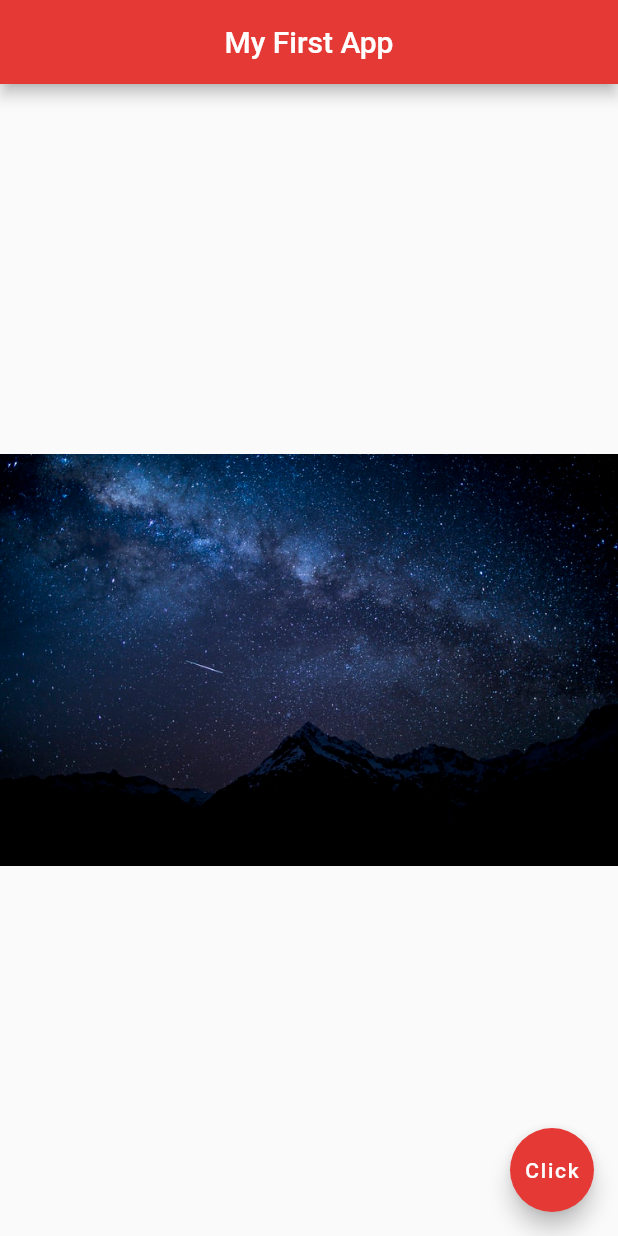
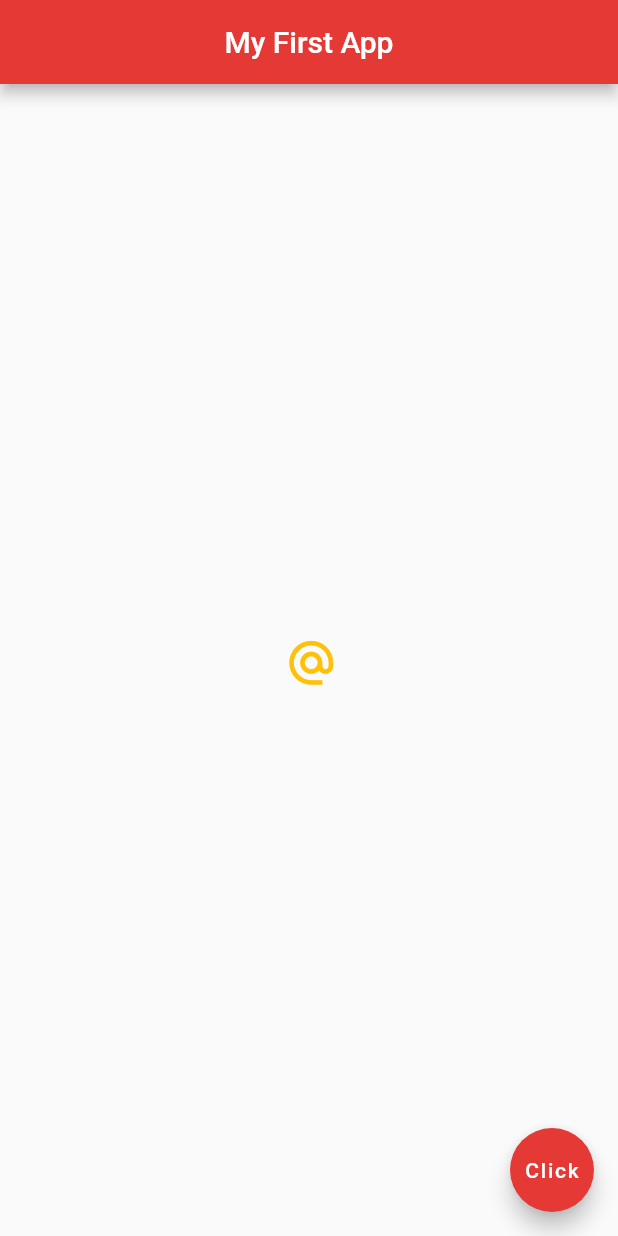
Before and after one commit to salahuddin-rakib/Flutter_Apps, a Flutter app: the screen it shows after launch, on a phone screen of 412 x 824 dp. Run offline on Flutter 3.47's test engine with Material 2 defaults, Android fonts, the phone set to English and light mode, and no system bars.

Commit message:
Example of some Button Widgets and it's functionalities.

```diff
--- a/lib/main.dart
+++ b/lib/main.dart
@@ -16,20 +16,56 @@ class Home extends StatelessWidget {
         backgroundColor: Colors.red[600],
       ),
       body: Center(
-        // Displaying an online image in app
-        // child: Image(
-        //   image: NetworkImage('https://images.unsplash.com/photo-1508402476522-c77c2fa4479d?ixlib=rb-1.2.1&ixid=MnwxMjA3fDB8MHxwaG90by1wYWdlfHx8fGVufDB8fHx8&auto=format&fit=crop&w=750&q=80'),
+        // Icon adding to the project.
+        // child: Icon(
+        //   Icons.airport_shuttle,
+        //   color: Colors.lightBlue,
+        //   size: 100.0,
         // ),
-        // Shortcut of online image showing
-        // child: Image.network(
-        //     'https://images.unsplash.com/photo-1508402476522-c77c2fa4479d?ixlib=rb-1.2.1&ixid=MnwxMjA3fDB8MHxleHBsb3JlLWZlZWR8NHx8fGVufDB8fHx8&auto=format&fit=crop&w=500&q=60'),
 
-        // Displaying an assets image in app
-        // child: Image(
-        //   image: AssetImage('assets/stars-3.jpeg'),
+        // ***** Example of different types of button *****
+
+        // ElevatedButton example
+        // child: ElevatedButton(
+        //   onPressed: () {},
+        //   child: Text('click me'),
         // ),
-        // Shortcut of assets image showing
-        child: Image.asset('assets/stars-1.jpeg'),
+
+        // TextButton example
+        // child: TextButton(
+        //   onPressed: () {},
+        //   child: Text('click me'),
+        // ),
+
+        // Adding something workable to onPressed action
+        // child: ElevatedButton(
+        //   onPressed: () {
+        //     print('You clicked me.');
+        //   },
+        //   child: Text('click me'),
+        // ),
+
+        // Adding a Icon and Text Button
+        // child: ElevatedButton.icon(
+        //   onPressed: () {},
+        //   icon: Icon(
+        //     Icons.mail,
+        //     color: Colors.amber,
+        //   ),
+        //   label: Text('mail me'),
+        // ),
+
+        // Example of IconButton
+        child: IconButton(
+          onPressed: () {
+            print('You clicked me.');
+          },
+          icon: Icon(
+            Icons.alternate_email,
+            size: 35.0,
+          ),
+          color: Colors.amber,
+        ),
       ),
       floatingActionButton: FloatingActionButton(
         onPressed: () {},
```
